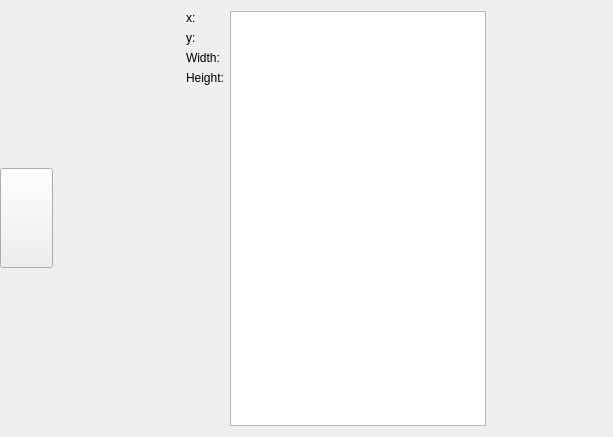
This is category-view.ui in GeorgesStavracas/Virtaus-old as Qt 5 draws it before an edit. The edited form follows.
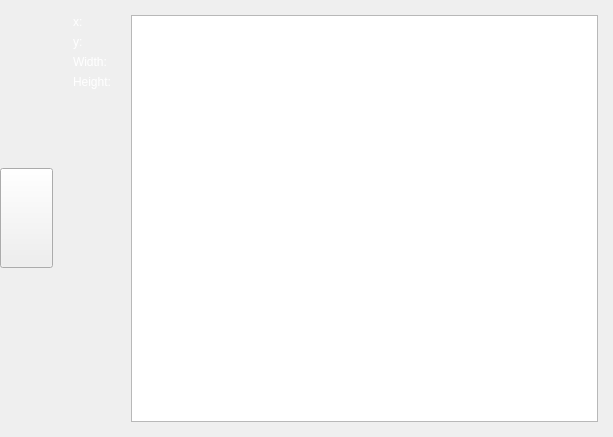
This is the edited form. Icons and pictures are not drawn.

What changed in the file:
```diff
--- a/category-view.ui
+++ b/category-view.ui
@@ -32,27 +32,66 @@
 	text-align: left;
 	padding-left: 5px;
 }
+
+/* Turn labels to white */
+QLabel {
+	color: white;
+}
 </string>
   </property>
   <layout class="QGridLayout" name="gridLayout">
    <property name="leftMargin">
     <number>0</number>
    </property>
+   <property name="topMargin">
+    <number>15</number>
+   </property>
    <property name="rightMargin">
-    <number>0</number>
+    <number>15</number>
    </property>
-   <item row="0" column="3" rowspan="5">
-    <widget class="QGraphicsView" name="graphicsView"/>
+   <property name="bottomMargin">
+    <number>15</number>
+   </property>
+   <property name="horizontalSpacing">
+    <number>20</number>
+   </property>
+   <item row="0" column="1">
+    <widget class="QLabel" name="label">
+     <property name="text">
+      <string>x:</string>
+     </property>
+    </widget>
    </item>
-   <item row="0" column="1" rowspan="5">
-    <spacer name="horizontalSpacer">
+   <item row="2" column="1">
+    <widget class="QLabel" name="label_3">
+     <property name="text">
+      <string>Width:</string>
+     </property>
+    </widget>
+   </item>
+   <item row="1" column="1">
+    <widget class="QLabel" name="label_2">
+     <property name="text">
+      <string>y:</string>
+     </property>
+    </widget>
+   </item>
+   <item row="3" column="1">
+    <widget class="QLabel" name="label_4">
+     <property name="text">
+      <string>Height:</string>
+     </property>
+    </widget>
+   </item>
+   <item row="4" column="1">
+    <spacer name="verticalSpacer">
      <property name="orientation">
-      <enum>Qt::Horizontal</enum>
+      <enum>Qt::Vertical</enum>
      </property>
      <property name="sizeHint" stdset="0">
       <size>
-       <width>40</width>
-       <height>20</height>
+       <width>0</width>
+       <height>40</height>
       </size>
      </property>
     </spacer>
@@ -77,60 +116,40 @@
      </property>
     </widget>
    </item>
-   <item row="4" column="2">
-    <spacer name="verticalSpacer">
-     <property name="orientation">
-      <enum>Qt::Vertical</enum>
+   <item row="0" column="2" rowspan="5">
+    <widget class="QFrame" name="frame">
+     <property name="frameShape">
+      <enum>QFrame::StyledPanel</enum>
      </property>
-     <property name="sizeHint" stdset="0">
-      <size>
-       <width>0</width>
-       <height>40</height>
-      </size>
+     <property name="frameShadow">
+      <enum>QFrame::Raised</enum>
      </property>
-    </spacer>
-   </item>
-   <item row="1" column="2">
-    <widget class="QLabel" name="label_2">
-     <property name="text">
-      <string>y:</string>
-     </property>
+     <layout class="QGridLayout" name="gridLayout_2">
+      <property name="leftMargin">
+       <number>0</number>
+      </property>
+      <property name="topMargin">
+       <number>0</number>
+      </property>
+      <property name="rightMargin">
+       <number>0</number>
+      </property>
+      <property name="bottomMargin">
+       <number>0</number>
+      </property>
+      <item row="0" column="0">
+       <widget class="QGraphicsView" name="graphicsView">
+        <property name="frameShape">
+         <enum>QFrame::NoFrame</enum>
+        </property>
+        <property name="optimizationFlags">
+         <set>QGraphicsView::DontAdjustForAntialiasing|QGraphicsView::DontClipPainter|QGraphicsView::DontSavePainterState</set>
+        </property>
+       </widget>
+      </item>
+     </layout>
     </widget>
    </item>
-   <item row="2" column="2">
-    <widget class="QLabel" name="label_3">
-     <property name="text">
-      <string>Width:</string>
-     </property>
-    </widget>
-   </item>
-   <item row="0" column="2">
-    <widget class="QLabel" name="label">
-     <property name="text">
-      <string>x:</string>
-     </property>
-    </widget>
-   </item>
-   <item row="3" column="2">
-    <widget class="QLabel" name="label_4">
-     <property name="text">
-      <string>Height:</string>
-     </property>
-    </widget>
-   </item>
-   <item row="0" column="4" rowspan="5">
-    <spacer name="horizontalSpacer_2">
-     <property name="orientation">
-      <enum>Qt::Horizontal</enum>
-     </property>
-     <property name="sizeHint" stdset="0">
-      <size>
-       <width>40</width>
-       <height>20</height>
-      </size>
-     </property>
-    </spacer>
-   </item>
   </layout>
  </widget>
  <resources>
```
